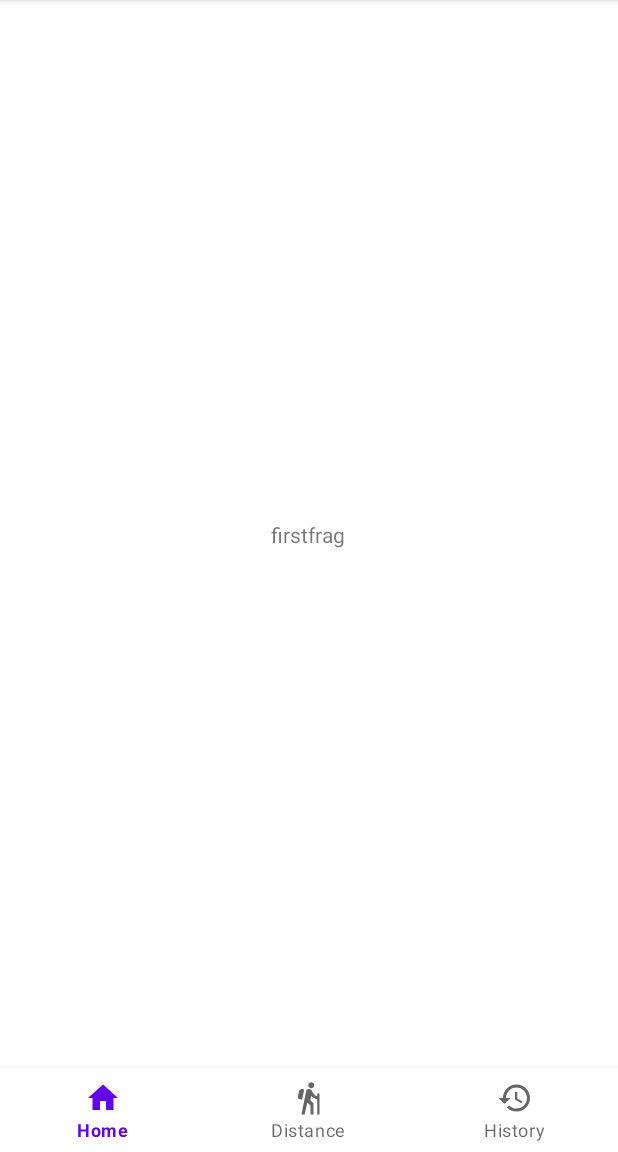
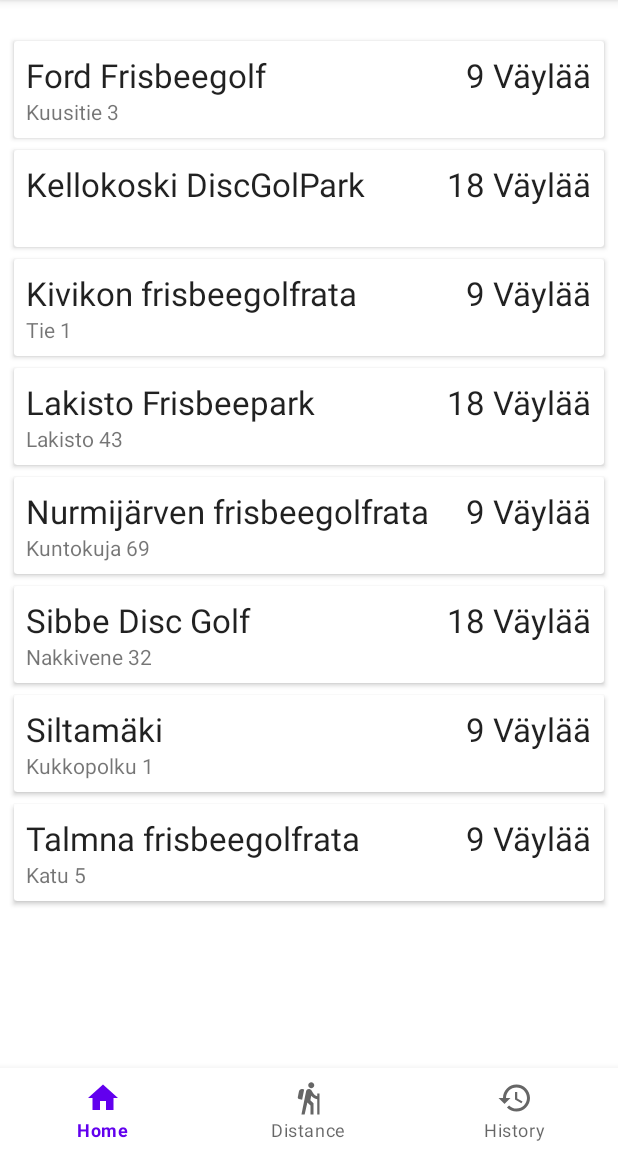
Before and after one commit to miskang863/fribanator, an Android app: the screen it shows after launch (MainActivity), on a phone screen of 412 x 824 dp, the part 84-1236 px from its top. Run offline under Robolectric (Android 15) with nearby library versions, the phone set to English and light mode, and no system bars; our stand-ins replace Room's generated code, navigation-ui.

Commit message:
recyclerview ja roomdb radoille

```diff
--- a/app/build.gradle
+++ b/app/build.gradle
@@ -28,6 +28,12 @@ android {
 }
 
 dependencies {
+    implementation 'com.google.code.gson:gson:2.8.9'
+    def room_version = "2.3.0"
+
+    implementation "androidx.room:room-runtime:$room_version"
+    annotationProcessor "androidx.room:room-compiler:$room_version"
+
 
     implementation 'androidx.appcompat:appcompat:1.4.0'
     implementation 'com.google.android.material:material:1.4.0'
--- a/app/src/main/java/com/example/fribanator/FirstFragment.java
+++ b/app/src/main/java/com/example/fribanator/FirstFragment.java
@@ -3,40 +3,33 @@ package com.example.fribanator;
 import android.os.Bundle;
 
 import androidx.fragment.app.Fragment;
+import androidx.lifecycle.ViewModelProvider;
+import androidx.navigation.Navigation;
+import androidx.recyclerview.widget.LinearLayoutManager;
+import androidx.recyclerview.widget.RecyclerView;
 
+import android.util.Log;
 import android.view.LayoutInflater;
 import android.view.View;
 import android.view.ViewGroup;
 
-/**
- * A simple {@link Fragment} subclass.
- * Use the {@link FirstFragment#newInstance} factory method to
- * create an instance of this fragment.
- */
+
 public class FirstFragment extends Fragment {
+    private RataViewModel model;
 
-    // TODO: Rename parameter arguments, choose names that match
     // the fragment initialization parameters, e.g. ARG_ITEM_NUMBER
     private static final String ARG_PARAM1 = "param1";
     private static final String ARG_PARAM2 = "param2";
 
-    // TODO: Rename and change types of parameters
     private String mParam1;
     private String mParam2;
+    RecyclerView recyclerView;
 
     public FirstFragment() {
         // Required empty public constructor
     }
 
-    /**
-     * Use this factory method to create a new instance of
-     * this fragment using the provided parameters.
-     *
-     * @param param1 Parameter 1.
-     * @param param2 Parameter 2.
-     * @return A new instance of fragment FirstFragment.
-     */
-    // TODO: Rename and change types and number of parameters
+
     public static FirstFragment newInstance(String param1, String param2) {
         FirstFragment fragment = new FirstFragment();
         Bundle args = new Bundle();
@@ -59,6 +52,25 @@ public class FirstFragment extends Fragment {
     public View onCreateView(LayoutInflater inflater, ViewGroup container,
                              Bundle savedInstanceState) {
         // Inflate the layout for this fragment
-        return inflater.inflate(R.layout.fragment_first, container, false);
+        View view = inflater.inflate(R.layout.fragment_first, container, false);
+        recyclerView = view.findViewById(R.id.recycler_view);
+        recyclerView.setLayoutManager(new LinearLayoutManager(view.getContext()));
+        recyclerView.setHasFixedSize(true);
+
+        RecyclerAdapter adapter = new RecyclerAdapter();
+        recyclerView.setAdapter(adapter);
+
+        RataViewModel rataViewModel = new ViewModelProvider(this).get(RataViewModel.class);
+        rataViewModel.getAllRatas().observe(getViewLifecycleOwner(), radat -> {
+            adapter.setRadat(radat);
+        });
+
+        adapter.setOnItemClickListener(rata -> {
+            //model.select(rata);
+          //  SecondFragmentDirections.MyAction action = SecondFragmentDirections.myAction();
+          //  Navigation.findNavController(view).navigate(action);
+            Log.d("demotest", "onCreateView: " + rata.getName() + " clicked");
+        });
+        return view;
     }
 }
--- a/app/src/main/java/com/example/fribanator/MainActivity.java
+++ b/app/src/main/java/com/example/fribanator/MainActivity.java
@@ -19,7 +19,5 @@ public class MainActivity extends AppCompatActivity {
         BottomNavigationView  bottomNavigationView = findViewById(R.id.bottomNavigationView);
         NavController navController = Navigation.findNavController(this,  R.id.fragment);
         NavigationUI.setupWithNavController(bottomNavigationView, navController);
-
-
     }
 }
--- /dev/null
+++ b/app/src/main/java/com/example/fribanator/Rata.java
@@ -0,0 +1,77 @@
+package com.example.fribanator;
+
+import androidx.room.ColumnInfo;
+import androidx.room.Entity;
+import androidx.room.PrimaryKey;
+import androidx.room.TypeConverter;
+
+import com.google.gson.Gson;
+import com.google.gson.reflect.TypeToken;
+
+import java.lang.reflect.Type;
+import java.util.ArrayList;
+
+@Entity(tableName = "rata_table")
+public class Rata {
+
+    @PrimaryKey(autoGenerate = true)
+    private int id;
+
+    private String name;
+
+    private String address;
+
+    @ColumnInfo(name = "parList")
+    private ArrayList<Integer> parList;
+
+    public Rata(String name, String address, ArrayList<Integer> parList) {
+        this.name = name;
+        this.address = address;
+        this.parList = parList;
+    }
+
+    public void setId(int id) {
+        this.id = id;
+    }
+
+    public int getId() {
+        return id;
+    }
+
+    public String getName() {
+        return name;
+    }
+
+    public String getAddress() {
+        return address;
+    }
+
+    public void setAddress(String address) {
+        this.address = address;
+    }
+
+    public ArrayList<Integer> getParList() {return parList;}
+
+    public void setParList(ArrayList<Integer> parList) {
+        this.parList = parList;
+    }
+
+    @Override
+    public String toString() {
+        return this.name;
+    }
+}
+
+class ParListConverter {
+    @TypeConverter
+    public static ArrayList<Integer> fromString(String value) {
+        Type listType = new TypeToken<ArrayList<String>>() {}.getType();
+        return new Gson().fromJson(value, listType);
+    }
+
+    @TypeConverter
+    public static String fromArrayList(ArrayList<Integer> list) {
+        Gson gson = new Gson();
+        String json = gson.toJson(list);
+        return json;
+    }}
--- /dev/null
+++ b/app/src/main/java/com/example/fribanator/RataDao.java
@@ -0,0 +1,32 @@
+package com.example.fribanator;
+
+import androidx.lifecycle.LiveData;
+import androidx.room.Dao;
+import androidx.room.Delete;
+import androidx.room.Insert;
+import androidx.room.Query;
+import androidx.room.Update;
+
+import java.util.List;
+
+@Dao
+public interface RataDao {
+
+    @Insert
+    void insert(Rata rata);
+
+    @Update
+    void update(Rata rata);
+
+    @Delete
+    void delete(Rata rata);
+
+    @Query("DELETE FROM rata_table")
+    void deleteAllRatas();
+
+    @Query("SELECT * FROM rata_table ORDER BY name ASC")
+    LiveData<List<Rata>> getAllRatas();
+
+    //@Query("SELECT * FROM currencies")
+
+}
--- /dev/null
+++ b/app/src/main/java/com/example/fribanator/RataDatabase.java
@@ -0,0 +1,120 @@
+package com.example.fribanator;
+
+import android.content.Context;
+import android.os.AsyncTask;
+import android.os.Build;
+import android.util.Log;
+
+import androidx.annotation.NonNull;
+import androidx.annotation.RequiresApi;
+import androidx.room.Database;
+import androidx.room.Room;
+import androidx.room.RoomDatabase;
+import androidx.room.TypeConverters;
+import androidx.sqlite.db.SupportSQLiteDatabase;
+
+import org.xml.sax.SAXException;
+
+import java.io.IOException;
+import java.util.ArrayList;
+import java.util.Arrays;
+
+
+@Database(entities = Rata.class, version = 1)
+@TypeConverters(ParListConverter.class)
+public abstract class RataDatabase extends RoomDatabase {
+
+    private static RataDatabase instance;
+
+    public abstract RataDao rataDao();
+
+    public static synchronized RataDatabase getInstance(Context context) {
+        if (instance == null) {
+            instance = Room.databaseBuilder(context.getApplicationContext(),
+                    RataDatabase.class, "rata_database")
+                    .fallbackToDestructiveMigration()
+                    .addCallback(roomCallback)
+                    .build();
+        }
+        return instance;
+    }
+
+    private static RoomDatabase.Callback roomCallback = new RoomDatabase.Callback() {
+        @Override
+        public void onCreate(@NonNull SupportSQLiteDatabase db) {
+            super.onCreate(db);
+            new PopulateDbAsyncTask(instance).execute();
+        }
+    };
+
+    private static class PopulateDbAsyncTask extends AsyncTask<Void, Void, Void> {
+        private RataDao rataDao;
+
+        private PopulateDbAsyncTask(RataDatabase db) {
+            rataDao = db.rataDao();
+        }
+
+        @Override
+        protected Void doInBackground(Void... voids) {
+           // getCurrencies();
+            ArrayList<Integer> myPars1 = new ArrayList<>(Arrays.asList(3,3,4,3,3,4,2,2,3));
+            ArrayList<Integer> myPars2 = new ArrayList<>(Arrays.asList(3,3,4,3,3,4,2,2,3));
+            ArrayList<Integer> myPars3 = new ArrayList<>(Arrays.asList(3,3,4,3,3,4,2,2,3,3,3,4,3,3,4,2,2,3));
+
+
+
+            rataDao.insert(new Rata("Siltamäki", "Kukkopolku 1", myPars1));
+            rataDao.insert(new Rata("Ford Frisbeegolf", "Kuusitie 3", myPars2));
+            rataDao.insert(new Rata("Kellokoski DiscGolPark", "", myPars3));
+            rataDao.insert(new Rata("Kivikon frisbeegolfrata", "Tie 1", myPars1));
+            rataDao.insert(new Rata("Talmna frisbeegolfrata", "Katu 5", myPars2));
+            rataDao.insert(new Rata("Sibbe Disc Golf", "Nakkivene 32", myPars3));
+            rataDao.insert(new Rata("Nurmijärven frisbeegolfrata", "Kuntokuja 69", myPars2));
+            rataDao.insert(new Rata("Lakisto Frisbeepark", "Lakisto 43", myPars3));
+
+
+            return null;
+        }
+/*
+        void getCurrencies() {
+            ArrayList<Rata> currencies = new ArrayList<>();
+            final OkHttpClient client = new OkHttpClient();
+            Request request = new Request.Builder()
+                    .url("https://www.ecb.europa.eu/stats/eurofxref/eurofxref-daily.xml")
+                    .build();
+
+            client.newCall(request).enqueue(new okhttp3.Callback() {
+                @Override
+                public void onFailure(Call call, IOException e) {
+                    e.printStackTrace();
+                }
+
+                @RequiresApi(api = Build.VERSION_CODES.N)
+                @Override
+                public void onResponse(Call call, Response response) throws IOException {
+                    Log.d("demo", "onResponse: " + Thread.currentThread().getId());
+
+                    if (response.isSuccessful()) {
+                        ResponseBody responseBody = response.body();
+                        CurrencyXmlParser currencyXmlParser = new CurrencyXmlParser();
+                        try {
+                            ArrayList<Rata> currencies = currencyXmlParser.parse(response.body().byteStream());
+                            currencies.forEach(currency -> {
+                                rataDao.insert(currency);
+                            });
+                        } catch (SAXException e) {
+                            e.printStackTrace();
+                        }
+                    } else {
+                        ResponseBody responseBody = response.body();
+                        String body = responseBody.string();
+                        Log.d("demo", "onResponse: " + body);
+                    }
+                }
+            });
+
+        }
+*/
+    }
+
+}
--- /dev/null
+++ b/app/src/main/java/com/example/fribanator/RataRepository.java
@@ -0,0 +1,98 @@
+package com.example.fribanator;
+
+import android.app.Application;
+import android.os.AsyncTask;
+
+import androidx.lifecycle.LiveData;
+
+import java.util.List;
+
+public class RataRepository {
+    private RataDao rataDao;
+    private LiveData<List<Rata>> allRatas;
+
+    public RataRepository(Application application) {
+        RataDatabase database = RataDatabase.getInstance(application);
+        rataDao = database.rataDao();
+        allRatas = rataDao.getAllRatas();
+    }
+
+    public void insert(Rata rata) {
+        new InsertRataAsyncTask(rataDao).execute(rata);
+    }
+
+    public void update(Rata rata) {
+        new UpdateRataAsyncTask(rataDao).execute(rata);
+    }
+
+    public void delete(Rata rata) {
+        new DeleteRataAsyncTask(rataDao).execute(rata);
+    }
+
+    public void deleteAllRatas() {
+        new DeleteAllRatasAsyncTask(rataDao).execute();
+    }
+
+    public LiveData<List<Rata>> getAllRatas() {
+        return allRatas;
+    }
+
+
+    private static class InsertRataAsyncTask extends AsyncTask<Rata, Void, Void> {
+        private RataDao rataDao;
+
+        private InsertRataAsyncTask(RataDao rataDao) {
+            this.rataDao = rataDao;
+        }
+
+        @Override
+        protected Void doInBackground(Rata... currencies) {
+            rataDao.insert(currencies[0]);
+            return null;
+        }
+    }
+
+    private static class UpdateRataAsyncTask extends AsyncTask<Rata, Void, Void> {
+        private RataDao rataDao;
+
+        private UpdateRataAsyncTask(RataDao rataDao) {
+            this.rataDao = rataDao;
+        }
+
+        @Override
+        protected Void doInBackground(Rata... currencies) {
+            rataDao.update(currencies[0]);
+            return null;
+        }
+    }
+
+    private static class DeleteRataAsyncTask extends AsyncTask<Rata, Void, Void> {
+        private RataDao rataDao;
+
+        private DeleteRataAsyncTask(RataDao rataDao) {
+            this.rataDao = rataDao;
+        }
+
+        @Override
+        protected Void doInBackground(Rata... radat) {
+            rataDao.delete(radat[0]);
+            return null;
+        }
+    }
+
+    private static class DeleteAllRatasAsyncTask extends AsyncTask<Void, Void, Void> {
+        private RataDao rataDao;
+
+        private DeleteAllRatasAsyncTask(RataDao rataDao) {
+            this.rataDao = rataDao;
+        }
+
+        @Override
+        protected Void doInBackground(Void... voids) {
+            rataDao.deleteAllRatas();
+            return null;
+        }
+    }
+
+
+}
--- /dev/null
+++ b/app/src/main/java/com/example/fribanator/RataViewModel.java
@@ -0,0 +1,52 @@
+package com.example.fribanator;
+
+import android.app.Application;
+
+import androidx.annotation.NonNull;
+import androidx.lifecycle.AndroidViewModel;
+import androidx.lifecycle.LiveData;
+import androidx.lifecycle.MutableLiveData;
+
+import java.util.List;
+
+public class RataViewModel extends AndroidViewModel {
+    private RataRepository repository;
+    private LiveData<List<Rata>> allRatas;
+    private final MutableLiveData<Rata> selected = new MutableLiveData<Rata>();
+
+
+    public RataViewModel(@NonNull Application application) {
+        super(application);
+        repository = new RataRepository(application);
+        allRatas = repository.getAllRatas();
+    }
+
+    public void insert(Rata rata) {
+        repository.insert(rata);
+    }
+
+    public void update(Rata rata) {
+        repository.update(rata);
+    }
+
+    public void delete(Rata rata) {
+        repository.delete(rata);
+    }
+
+    public void deleteAllRatas() {
+        repository.deleteAllRatas();
+    }
+
+    public LiveData<List<Rata>> getAllRatas() {
+        return allRatas;
+    }
+
+    public void select(Rata rata) {
+        selected.setValue(rata);
+    }
+
+    public LiveData<Rata> getSelected() {
+        return selected;
+    }
+
+}
--- /dev/null
+++ b/app/src/main/java/com/example/fribanator/RecyclerAdapter.java
@@ -0,0 +1,84 @@
+package com.example.fribanator;
+
+import android.util.Log;
+import android.view.LayoutInflater;
+import android.view.View;
+import android.view.ViewGroup;
+import android.widget.TextView;
+
+import androidx.annotation.NonNull;
+import androidx.recyclerview.widget.RecyclerView;
+
+import java.util.ArrayList;
+import java.util.List;
+
+public class RecyclerAdapter extends RecyclerView.Adapter<RecyclerAdapter.MyViewHolder> {
+
+    private List<Rata> radat = new ArrayList<>();
+    private OnItemClickListener listener;
+
+
+
+    public class MyViewHolder extends RecyclerView.ViewHolder{
+        private TextView nameTxt;
+        private TextView addressTxt;
+        private TextView fairwayTxt;
+
+
+        public MyViewHolder(final View view) {
+            super(view);
+            nameTxt = view.findViewById(R.id.nameTxt);
+            addressTxt = view.findViewById(R.id.addressTxt);
+            fairwayTxt = view.findViewById(R.id.fairwayTxt);
+
+            view.setOnClickListener(new View.OnClickListener() {
+                @Override
+                public void onClick(View v) {
+                    int position = getAdapterPosition();
+                    if (listener != null && position != RecyclerView.NO_POSITION) {
+                        listener.onItemClick(radat.get(position));
+                    }
+                }
+            });
+        }
+    }
+
+    @NonNull
+    @Override
+    public RecyclerAdapter.MyViewHolder onCreateViewHolder(@NonNull ViewGroup viewGroup, int position) {
+        View itemView = LayoutInflater.from(viewGroup.getContext()).inflate(R.layout.rata_item, viewGroup, false);
+        return new MyViewHolder(itemView);
+    }
+
+    @Override
+    public void onBindViewHolder(@NonNull RecyclerAdapter.MyViewHolder myViewHolder, int position) {
+        String name = radat.get(position).getName();
+        String address = radat.get(position).getAddress();
+       // String fairway = radat.get(position).getParList().toString();
+        Log.d("demotest", "onBindViewHolder: " + address);
+
+        myViewHolder.nameTxt.setText(name);
+        myViewHolder.addressTxt.setText(address);
+        myViewHolder.fairwayTxt.setText(radat.get(position).getParList().size() +" Väylää");
+    }
+
+    @Override
+    public int getItemCount() {
+        return radat.size();
+    }
+
+    public void setRadat(List<Rata> radat) {
+        this.radat = radat;
+        notifyDataSetChanged();
+    }
+
+    public interface OnItemClickListener {
+        void onItemClick(Rata rata);
+    }
+
+    public void setOnItemClickListener(OnItemClickListener listener) {
+        this.listener = listener;
+    }
+
+
+}
--- a/app/src/main/res/layout/fragment_first.xml
+++ b/app/src/main/res/layout/fragment_first.xml
@@ -4,16 +4,11 @@
     xmlns:tools="http://schemas.android.com/tools"
     android:layout_width="match_parent"
     android:layout_height="match_parent"
-    tools:context=".FirstFragment">
+    tools:context=".SecondFragment">
 
-    <TextView
-        android:id="@+id/textView3"
-        android:layout_width="wrap_content"
-        android:layout_height="wrap_content"
-        android:text="firstfrag"
-        app:layout_constraintBottom_toBottomOf="parent"
-        app:layout_constraintEnd_toEndOf="parent"
-        app:layout_constraintHorizontal_bias="0.498"
-        app:layout_constraintStart_toStartOf="parent"
-        app:layout_constraintTop_toTopOf="parent" />
+    <androidx.recyclerview.widget.RecyclerView
+        android:id="@+id/recycler_view"
+        android:layout_width="match_parent"
+        android:layout_height="match_parent"
+        tools:listitem="@layout/rata_item"/>
 </androidx.constraintlayout.widget.ConstraintLayout>
--- /dev/null
+++ b/app/src/main/res/layout/rata_item.xml
@@ -0,0 +1,42 @@
+<?xml version="1.0" encoding="utf-8"?>
+<androidx.cardview.widget.CardView xmlns:android="http://schemas.android.com/apk/res/android"
+    android:layout_width="match_parent"
+    android:layout_height="wrap_content"
+    android:layout_marginEnd="8dp"
+    android:layout_marginStart="8dp"
+    android:layout_marginTop="8dp">
+
+    <RelativeLayout
+        android:layout_width="wrap_content"
+        android:layout_height="wrap_content"
+        android:padding="8dp">
+
+        <TextView
+            android:id="@+id/fairwayTxt"
+            android:layout_width="wrap_content"
+            android:layout_height="wrap_content"
+            android:layout_alignParentEnd="true"
+            android:text="1"
+            android:textAppearance="@style/TextAppearance.AppCompat.Large" />
+
+        <TextView
+            android:id="@+id/nameTxt"
+            android:layout_width="wrap_content"
+            android:layout_height="wrap_content"
+            android:layout_alignParentStart="true"
+            android:layout_toStartOf="@id/fairwayTxt"
+            android:ellipsize="end"
+            android:maxLines="1"
+            android:text="Title"
+            android:textAppearance="@style/TextAppearance.AppCompat.Large" />
+
+        <TextView
+            android:id="@+id/addressTxt"
+            android:layout_width="wrap_content"
+            android:layout_height="wrap_content"
+            android:layout_below="@id/nameTxt"
+            android:text="Description" />
+
+    </RelativeLayout>
+
+</androidx.cardview.widget.CardView>
```
